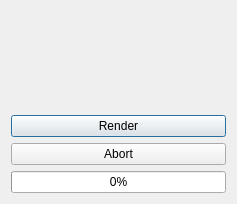
Qt form replayrecorderwindow.ui (benwh1/cubesim) before a commit.
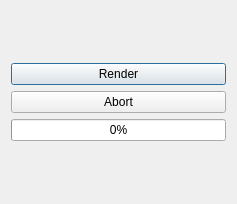
The same form after that commit. Custom widgets are drawn as their Qt base class.

Commit message: Add a status label to ReplayRecorderWindow

Diff of the .ui file:
```diff
--- a/replayrecorderwindow.ui
+++ b/replayrecorderwindow.ui
@@ -38,6 +38,13 @@
      </property>
     </widget>
    </item>
+   <item>
+    <widget class="QLabel" name="statusLabel">
+     <property name="text">
+      <string/>
+     </property>
+    </widget>
+   </item>
   </layout>
  </widget>
  <customwidgets>
```
The commit also changes 1 other file.
